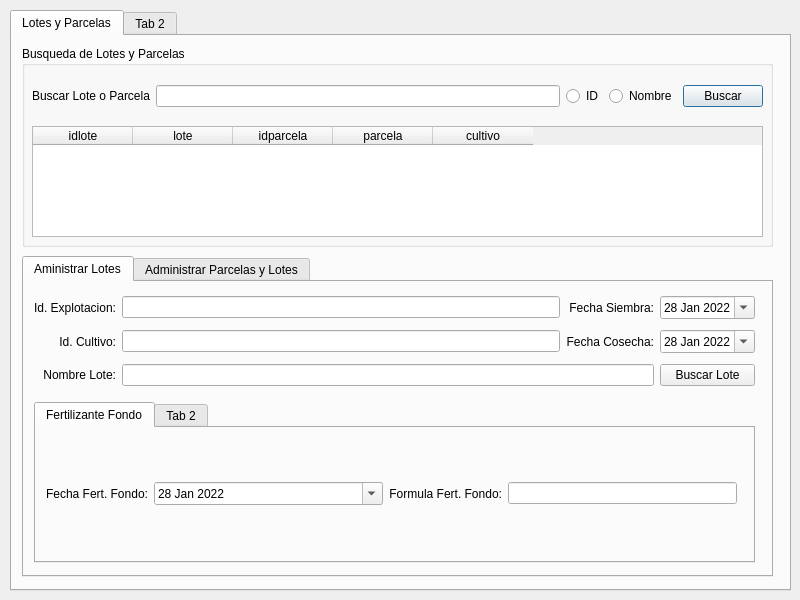
Qt form ui/agrae_main.ui (franciscocontreras93/agrae) before a commit.
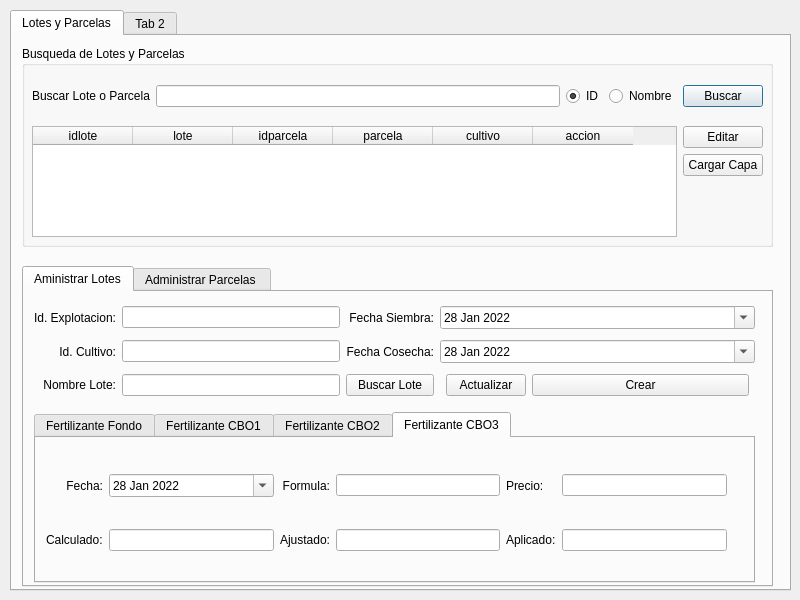
The same form after that commit.

What changed in the file:
```diff
--- a/ui/agrae_main.ui
+++ b/ui/agrae_main.ui
@@ -70,19 +70,18 @@
       </property>
       <layout class="QGridLayout" name="gridLayout" columnstretch="0,2,0,0,0">
        <item row="0" column="2">
-        <widget class="QRadioButton" name="radioButton">
+        <widget class="QRadioButton" name="radio_id">
          <property name="text">
           <string>ID</string>
          </property>
-        </widget>
-       </item>
-       <item row="0" column="3">
-        <widget class="QRadioButton" name="radioButton_2">
-         <property name="text">
-          <string>Nombre</string>
+         <property name="checked">
+          <bool>true</bool>
          </property>
         </widget>
        </item>
+       <item row="0" column="1">
+        <widget class="QLineEdit" name="line_buscar"/>
+       </item>
        <item row="0" column="0">
         <widget class="QLabel" name="label">
          <property name="text">
@@ -90,19 +89,23 @@
          </property>
         </widget>
        </item>
-       <item row="0" column="1">
-        <widget class="QLineEdit" name="lineEdit"/>
-       </item>
        <item row="0" column="4">
-        <widget class="QPushButton" name="pushButton">
+        <widget class="QPushButton" name="btn_buscar1">
          <property name="text">
           <string>Buscar</string>
          </property>
         </widget>
        </item>
+       <item row="0" column="3">
+        <widget class="QRadioButton" name="radio_nombre">
+         <property name="text">
+          <string>Nombre</string>
+         </property>
+        </widget>
+       </item>
       </layout>
      </widget>
-     <widget class="QWidget" name="verticalLayoutWidget">
+     <widget class="QWidget" name="gridLayoutWidget_4">
       <property name="geometry">
        <rect>
         <x>10</x>
@@ -111,8 +114,8 @@
         <height>111</height>
        </rect>
       </property>
-      <layout class="QVBoxLayout" name="verticalLayout">
-       <item>
+      <layout class="QGridLayout" name="gridLayout_4" rowstretch="0,0,0" columnstretch="2,0">
+       <item row="0" column="0" rowspan="3">
         <widget class="QTableWidget" name="tableWidget">
          <column>
           <property name="text">
@@ -139,6 +142,25 @@
            <string>cultivo</string>
           </property>
          </column>
+         <column>
+          <property name="text">
+           <string>accion</string>
+          </property>
+         </column>
+        </widget>
+       </item>
+       <item row="0" column="1">
+        <widget class="QPushButton" name="pushButton">
+         <property name="text">
+          <string>Editar</string>
+         </property>
+        </widget>
+       </item>
+       <item row="1" column="1">
+        <widget class="QPushButton" name="pushButton_3">
+         <property name="text">
+          <string>Cargar Capa</string>
+         </property>
         </widget>
        </item>
       </layout>
@@ -148,7 +170,7 @@
      <property name="geometry">
       <rect>
        <x>10</x>
-       <y>220</y>
+       <y>230</y>
        <width>751</width>
        <height>321</height>
       </rect>
@@ -169,15 +191,38 @@
          <height>103</height>
         </rect>
        </property>
-       <layout class="QGridLayout" name="gridLayout_2" columnstretch="0,0,0,0">
+       <layout class="QGridLayout" name="gridLayout_2" columnstretch="0,1,0,0,0,1,0">
         <property name="sizeConstraint">
          <enum>QLayout::SetDefaultConstraint</enum>
         </property>
+        <item row="1" column="2">
+         <widget class="QLabel" name="label_6">
+          <property name="layoutDirection">
+           <enum>Qt::LeftToRight</enum>
+          </property>
+          <property name="text">
+           <string>Fecha Cosecha:</string>
+          </property>
+          <property name="alignment">
+           <set>Qt::AlignRight|Qt::AlignTrailing|Qt::AlignVCenter</set>
+          </property>
+         </widget>
+        </item>
+        <item row="2" column="2">
+         <widget class="QPushButton" name="btn_buscar2">
+          <property name="text">
+           <string>Buscar Lote</string>
+          </property>
+         </widget>
+        </item>
+        <item row="2" column="1">
+         <widget class="QLineEdit" name="cl_name_lote"/>
+        </item>
         <item row="1" column="1">
-         <widget class="QLineEdit" name="lineEdit_3"/>
+         <widget class="QLineEdit" name="cl_id_cultivo"/>
         </item>
         <item row="0" column="1">
-         <widget class="QLineEdit" name="cl_id_exp"/>
+         <widget class="QLineEdit" name="cl_id_explotacion"/>
         </item>
         <item row="0" column="0">
          <widget class="QLabel" name="label_2">
@@ -192,86 +237,6 @@
           </property>
          </widget>
         </item>
-        <item row="0" column="2">
-         <widget class="QLabel" name="label_5">
-          <property name="layoutDirection">
-           <enum>Qt::LeftToRight</enum>
-          </property>
-          <property name="text">
-           <string>Fecha Siembra:</string>
-          </property>
-          <property name="alignment">
-           <set>Qt::AlignRight|Qt::AlignTrailing|Qt::AlignVCenter</set>
-          </property>
-         </widget>
-        </item>
-        <item row="0" column="3">
-         <widget class="QDateEdit" name="cl_date_siembra">
-          <property name="dateTime">
-           <datetime>
-            <hour>0</hour>
-            <minute>0</minute>
-            <second>0</second>
-            <year>2022</year>
-            <month>1</month>
-            <day>28</day>
-           </datetime>
-          </property>
-          <property name="minimumDate">
-           <date>
-            <year>1960</year>
-            <month>9</month>
-            <day>14</day>
-           </date>
-          </property>
-          <property name="currentSection">
-           <enum>QDateTimeEdit::DaySection</enum>
-          </property>
-          <property name="calendarPopup">
-           <bool>true</bool>
-          </property>
-         </widget>
-        </item>
-        <item row="1" column="2">
-         <widget class="QLabel" name="label_6">
-          <property name="layoutDirection">
-           <enum>Qt::LeftToRight</enum>
-          </property>
-          <property name="text">
-           <string>Fecha Cosecha:</string>
-          </property>
-          <property name="alignment">
-           <set>Qt::AlignRight|Qt::AlignTrailing|Qt::AlignVCenter</set>
-          </property>
-         </widget>
-        </item>
-        <item row="1" column="3">
-         <widget class="QDateEdit" name="cl_date_cosecha">
-          <property name="dateTime">
-           <datetime>
-            <hour>0</hour>
-            <minute>0</minute>
-            <second>0</second>
-            <year>2022</year>
-            <month>1</month>
-            <day>28</day>
-           </datetime>
-          </property>
-          <property name="minimumDate">
-           <date>
-            <year>1960</year>
-            <month>9</month>
-            <day>14</day>
-           </date>
-          </property>
-          <property name="currentSection">
-           <enum>QDateTimeEdit::DaySection</enum>
-          </property>
-          <property name="calendarPopup">
-           <bool>true</bool>
-          </property>
-         </widget>
-        </item>
         <item row="2" column="0">
          <widget class="QLabel" name="label_4">
           <property name="layoutDirection">
@@ -298,13 +263,84 @@
           </property>
          </widget>
         </item>
-        <item row="2" column="1" colspan="2">
-         <widget class="QLineEdit" name="cl_name_lote"/>
+        <item row="0" column="2">
+         <widget class="QLabel" name="label_5">
+          <property name="layoutDirection">
+           <enum>Qt::LeftToRight</enum>
+          </property>
+          <property name="text">
+           <string>Fecha Siembra:</string>
+          </property>
+          <property name="alignment">
+           <set>Qt::AlignRight|Qt::AlignTrailing|Qt::AlignVCenter</set>
+          </property>
+         </widget>
         </item>
-        <item row="2" column="3">
-         <widget class="QPushButton" name="pushButton_2">
+        <item row="2" column="4">
+         <widget class="QPushButton" name="btn_actualizar">
           <property name="text">
-           <string>Buscar Lote</string>
+           <string>Actualizar</string>
+          </property>
+         </widget>
+        </item>
+        <item row="1" column="3" colspan="4">
+         <widget class="QDateEdit" name="cl_date_cosecha">
+          <property name="dateTime">
+           <datetime>
+            <hour>0</hour>
+            <minute>0</minute>
+            <second>0</second>
+            <year>2022</year>
+            <month>1</month>
+            <day>28</day>
+           </datetime>
+          </property>
+          <property name="minimumDate">
+           <date>
+            <year>1960</year>
+            <month>9</month>
+            <day>14</day>
+           </date>
+          </property>
+          <property name="currentSection">
+           <enum>QDateTimeEdit::DaySection</enum>
+          </property>
+          <property name="calendarPopup">
+           <bool>true</bool>
+          </property>
+         </widget>
+        </item>
+        <item row="0" column="3" colspan="4">
+         <widget class="QDateEdit" name="cl_date_siembra">
+          <property name="dateTime">
+           <datetime>
+            <hour>0</hour>
+            <minute>0</minute>
+            <second>0</second>
+            <year>2022</year>
+            <month>1</month>
+            <day>28</day>
+           </datetime>
+          </property>
+          <property name="minimumDate">
+           <date>
+            <year>1960</year>
+            <month>9</month>
+            <day>14</day>
+           </date>
+          </property>
+          <property name="currentSection">
+           <enum>QDateTimeEdit::DaySection</enum>
+          </property>
+          <property name="calendarPopup">
+           <bool>true</bool>
+          </property>
+         </widget>
+        </item>
+        <item row="2" column="5">
+         <widget class="QPushButton" name="btn_crear">
+          <property name="text">
+           <string>Crear</string>
           </property>
          </widget>
         </item>
@@ -316,9 +352,18 @@
          <x>10</x>
          <y>120</y>
          <width>721</width>
-         <height>161</height>
+         <height>171</height>
         </rect>
        </property>
+       <property name="tabPosition">
+        <enum>QTabWidget::North</enum>
+       </property>
+       <property name="tabShape">
+        <enum>QTabWidget::Rounded</enum>
+       </property>
+       <property name="currentIndex">
+        <number>3</number>
+       </property>
        <widget class="QWidget" name="tab">
         <attribute name="title">
          <string>Fertilizante Fondo</string>
@@ -328,34 +373,34 @@
           <rect>
            <x>10</x>
            <y>10</y>
-           <width>691</width>
-           <height>111</height>
+           <width>681</width>
+           <height>131</height>
           </rect>
          </property>
-         <layout class="QGridLayout" name="gridLayout_3" columnstretch="0,1,0,1">
+         <layout class="QGridLayout" name="gridLayout_3" columnstretch="0,0,0,0,0,0,0,0">
           <property name="sizeConstraint">
            <enum>QLayout::SetDefaultConstraint</enum>
           </property>
-          <item row="0" column="0">
-           <widget class="QLabel" name="label_13">
-            <property name="layoutDirection">
-             <enum>Qt::LeftToRight</enum>
-            </property>
-            <property name="text">
-             <string>Fecha Fert. Fondo:</string>
-            </property>
-            <property name="alignment">
-             <set>Qt::AlignRight|Qt::AlignTrailing|Qt::AlignVCenter</set>
-            </property>
-           </widget>
-          </item>
           <item row="0" column="2">
            <widget class="QLabel" name="label_12">
             <property name="layoutDirection">
              <enum>Qt::LeftToRight</enum>
             </property>
             <property name="text">
-             <string>Formula Fert. Fondo:</string>
+             <string>Formula:</string>
+            </property>
+            <property name="alignment">
+             <set>Qt::AlignRight|Qt::AlignTrailing|Qt::AlignVCenter</set>
+            </property>
+           </widget>
+          </item>
+          <item row="0" column="0">
+           <widget class="QLabel" name="label_13">
+            <property name="layoutDirection">
+             <enum>Qt::LeftToRight</enum>
+            </property>
+            <property name="text">
+             <string>Fecha:</string>
             </property>
             <property name="alignment">
              <set>Qt::AlignRight|Qt::AlignTrailing|Qt::AlignVCenter</set>
@@ -363,7 +408,7 @@
            </widget>
           </item>
           <item row="0" column="1">
-           <widget class="QDateEdit" name="dateEdit_6">
+           <widget class="QDateEdit" name="date_fondo">
             <property name="dateTime">
              <datetime>
               <hour>0</hour>
@@ -389,22 +434,405 @@
             </property>
            </widget>
           </item>
+          <item row="0" column="5">
+           <widget class="QLineEdit" name="line_fondo_precio"/>
+          </item>
           <item row="0" column="3">
-           <widget class="QLineEdit" name="lineEdit_5"/>
+           <widget class="QLineEdit" name="line_fondo_formula"/>
+          </item>
+          <item row="0" column="4">
+           <widget class="QLabel" name="label_7">
+            <property name="text">
+             <string>Precio:</string>
+            </property>
+           </widget>
+          </item>
+          <item row="1" column="0">
+           <widget class="QLabel" name="label_8">
+            <property name="text">
+             <string>Calculado:</string>
+            </property>
+           </widget>
+          </item>
+          <item row="1" column="1">
+           <widget class="QLineEdit" name="line_fondo_calculado"/>
+          </item>
+          <item row="1" column="2">
+           <widget class="QLabel" name="label_9">
+            <property name="text">
+             <string>Ajustado:</string>
+            </property>
+           </widget>
+          </item>
+          <item row="1" column="3">
+           <widget class="QLineEdit" name="line_fondo_ajustado"/>
+          </item>
+          <item row="1" column="4">
+           <widget class="QLabel" name="label_10">
+            <property name="text">
+             <string>Aplicado:</string>
+            </property>
+           </widget>
+          </item>
+          <item row="1" column="5">
+           <widget class="QLineEdit" name="line_fondo_aplicado"/>
           </item>
          </layout>
         </widget>
        </widget>
        <widget class="QWidget" name="tab_3">
         <attribute name="title">
-         <string>Tab 2</string>
+         <string>Fertilizante CBO1</string>
         </attribute>
+        <widget class="QWidget" name="gridLayoutWidget_5">
+         <property name="geometry">
+          <rect>
+           <x>10</x>
+           <y>10</y>
+           <width>681</width>
+           <height>131</height>
+          </rect>
+         </property>
+         <layout class="QGridLayout" name="gridLayout_5" columnstretch="0,0,0,0,0,0">
+          <property name="sizeConstraint">
+           <enum>QLayout::SetDefaultConstraint</enum>
+          </property>
+          <item row="0" column="2">
+           <widget class="QLabel" name="label_14">
+            <property name="layoutDirection">
+             <enum>Qt::LeftToRight</enum>
+            </property>
+            <property name="text">
+             <string>Formula:</string>
+            </property>
+            <property name="alignment">
+             <set>Qt::AlignRight|Qt::AlignTrailing|Qt::AlignVCenter</set>
+            </property>
+           </widget>
+          </item>
+          <item row="0" column="0">
+           <widget class="QLabel" name="label_15">
+            <property name="layoutDirection">
+             <enum>Qt::LeftToRight</enum>
+            </property>
+            <property name="text">
+             <string>Fecha:</string>
+            </property>
+            <property name="alignment">
+             <set>Qt::AlignRight|Qt::AlignTrailing|Qt::AlignVCenter</set>
+            </property>
+           </widget>
+          </item>
+          <item row="0" column="1">
+           <widget class="QDateEdit" name="date_cbo">
+            <property name="dateTime">
+             <datetime>
+              <hour>0</hour>
+              <minute>0</minute>
+              <second>0</second>
+              <year>2022</year>
+              <month>1</month>
+              <day>28</day>
+             </datetime>
+            </property>
+            <property name="minimumDate">
+             <date>
+              <year>1960</year>
+              <month>9</month>
+              <day>14</day>
+             </date>
+            </property>
+            <property name="currentSection">
+             <enum>QDateTimeEdit::DaySection</enum>
+            </property>
+            <property name="calendarPopup">
+             <bool>true</bool>
+            </property>
+           </widget>
+          </item>
+          <item row="0" column="5">
+           <widget class="QLineEdit" name="line_cbo_precio"/>
+          </item>
+          <item row="0" column="3">
+           <widget class="QLineEdit" name="line_cbo_formula"/>
+          </item>
+          <item row="0" column="4">
+           <widget class="QLabel" name="label_11">
+            <property name="text">
+             <string>Precio:</string>
+            </property>
+           </widget>
+          </item>
+          <item row="1" column="0">
+           <widget class="QLabel" name="label_16">
+            <property name="text">
+             <string>Calculado:</string>
+            </property>
+           </widget>
+          </item>
+          <item row="1" column="1">
+           <widget class="QLineEdit" name="line_cbo_calculado"/>
+          </item>
+          <item row="1" column="2">
+           <widget class="QLabel" name="label_17">
+            <property name="text">
+             <string>Ajustado:</string>
+            </property>
+           </widget>
+          </item>
+          <item row="1" column="3">
+           <widget class="QLineEdit" name="line_cbo_ajustado"/>
+          </item>
+          <item row="1" column="4">
+           <widget class="QLabel" name="label_18">
+            <property name="text">
+             <string>Aplicado:</string>
+            </property>
+           </widget>
+          </item>
+          <item row="1" column="5">
+           <widget class="QLineEdit" name="line_cbo_aplicado"/>
+          </item>
+         </layout>
+        </widget>
+       </widget>
+       <widget class="QWidget" name="tab_4">
+        <attribute name="title">
+         <string>Fertilizante CBO2</string>
+        </attribute>
+        <widget class="QWidget" name="gridLayoutWidget_6">
+         <property name="geometry">
+          <rect>
+           <x>10</x>
+           <y>10</y>
+           <width>681</width>
+           <height>131</height>
+          </rect>
+         </property>
+         <layout class="QGridLayout" name="gridLayout_6" columnstretch="0,0,0,0,0,0">
+          <property name="sizeConstraint">
+           <enum>QLayout::SetDefaultConstraint</enum>
+          </property>
+          <item row="0" column="2">
+           <widget class="QLabel" name="label_19">
+            <property name="layoutDirection">
+             <enum>Qt::LeftToRight</enum>
+            </property>
+            <property name="text">
+             <string>Formula:</string>
+            </property>
+            <property name="alignment">
+             <set>Qt::AlignRight|Qt::AlignTrailing|Qt::AlignVCenter</set>
+            </property>
+           </widget>
+          </item>
+          <item row="0" column="0">
+           <widget class="QLabel" name="label_20">
+            <property name="layoutDirection">
+             <enum>Qt::LeftToRight</enum>
+            </property>
+            <property name="text">
+             <string>Fecha:</string>
+            </property>
+            <property name="alignment">
+             <set>Qt::AlignRight|Qt::AlignTrailing|Qt::AlignVCenter</set>
+            </property>
+           </widget>
+          </item>
+          <item row="0" column="1">
+           <widget class="QDateEdit" name="date_cbo_2">
+            <property name="dateTime">
+             <datetime>
+              <hour>0</hour>
+              <minute>0</minute>
+              <second>0</second>
+              <year>2022</year>
+              <month>1</month>
+              <day>28</day>
+             </datetime>
+            </property>
+            <property name="minimumDate">
+             <date>
+              <year>1960</year>
+              <month>9</month>
+              <day>14</day>
+             </date>
+            </property>
+            <property name="currentSection">
+             <enum>QDateTimeEdit::DaySection</enum>
+            </property>
+            <property name="calendarPopup">
+             <bool>true</bool>
+            </property>
+           </widget>
+          </item>
+          <item row="0" column="5">
+           <widget class="QLineEdit" name="line_cbo_precio_2"/>
+          </item>
+          <item row="0" column="3">
+           <widget class="QLineEdit" name="line_cbo_formula_2"/>
+          </item>
+          <item row="0" column="4">
+           <widget class="QLabel" name="label_21">
+            <property name="text">
+             <string>Precio:</string>
+            </property>
+           </widget>
+          </item>
+          <item row="1" column="0">
+           <widget class="QLabel" name="label_22">
+            <property name="text">
+             <string>Calculado:</string>
+            </property>
+           </widget>
+          </item>
+          <item row="1" column="1">
+           <widget class="QLineEdit" name="line_cbo_calculado_2"/>
+          </item>
+          <item row="1" column="2">
+           <widget class="QLabel" name="label_23">
+            <property name="text">
+             <string>Ajustado:</string>
+            </property>
+           </widget>
+          </item>
+          <item row="1" column="3">
+           <widget class="QLineEdit" name="line_cbo_ajustado_2"/>
+          </item>
+          <item row="1" column="4">
+           <widget class="QLabel" name="label_24">
+            <property name="text">
+             <string>Aplicado:</string>
+            </property>
+           </widget>
+          </item>
+          <item row="1" column="5">
+           <widget class="QLineEdit" name="line_cbo_aplicado_2"/>
+          </item>
+         </layout>
+        </widget>
+       </widget>
+       <widget class="QWidget" name="tab_5">
+        <attribute name="title">
+         <string>Fertilizante CBO3</string>
+        </attribute>
+        <widget class="QWidget" name="gridLayoutWidget_7">
+         <property name="geometry">
+          <rect>
+           <x>10</x>
+           <y>10</y>
+           <width>681</width>
+           <height>131</height>
+          </rect>
+         </property>
+         <layout class="QGridLayout" name="gridLayout_7" columnstretch="0,0,0,0,0,0">
+          <property name="sizeConstraint">
+           <enum>QLayout::SetDefaultConstraint</enum>
+          </property>
+          <item row="0" column="2">
+           <widget class="QLabel" name="label_25">
+            <property name="layoutDirection">
+             <enum>Qt::LeftToRight</enum>
+            </property>
+            <property name="text">
+             <string>Formula:</string>
+            </property>
+            <property name="alignment">
+             <set>Qt::AlignRight|Qt::AlignTrailing|Qt::AlignVCenter</set>
+            </property>
+           </widget>
+          </item>
+          <item row="0" column="0">
+           <widget class="QLabel" name="label_26">
+            <property name="layoutDirection">
+             <enum>Qt::LeftToRight</enum>
+            </property>
+            <property name="text">
+             <string>Fecha:</string>
+            </property>
+            <property name="alignment">
+             <set>Qt::AlignRight|Qt::AlignTrailing|Qt::AlignVCenter</set>
+            </property>
+           </widget>
+          </item>
+          <item row="0" column="1">
+           <widget class="QDateEdit" name="date_cbo_3">
+            <property name="dateTime">
+             <datetime>
+              <hour>0</hour>
+              <minute>0</minute>
+              <second>0</second>
+              <year>2022</year>
+              <month>1</month>
+              <day>28</day>
+             </datetime>
+            </property>
+            <property name="minimumDate">
+             <date>
+              <year>1960</year>
+              <month>9</month>
+              <day>14</day>
+             </date>
+            </property>
+            <property name="currentSection">
+             <enum>QDateTimeEdit::DaySection</enum>
+            </property>
+            <property name="calendarPopup">
+             <bool>true</bool>
+            </property>
+           </widget>
+          </item>
+          <item row="0" column="5">
+           <widget class="QLineEdit" name="line_cbo_precio_3"/>
+          </item>
+          <item row="0" column="3">
+           <widget class="QLineEdit" name="line_cbo_formula_3"/>
+          </item>
+          <item row="0" column="4">
+           <widget class="QLabel" name="label_27">
+            <property name="text">
+             <string>Precio:</string>
+            </property>
+           </widget>
+          </item>
+          <item row="1" column="0">
+           <widget class="QLabel" name="label_28">
+            <property name="text">
+             <string>Calculado:</string>
+            </property>
+           </widget>
+          </item>
+          <item row="1" column="1">
+           <widget class="QLineEdit" name="line_cbo_calculado_3"/>
+          </item>
+          <item row="1" column="2">
+           <widget class="QLabel" name="label_29">
+            <property name="text">
+             <string>Ajustado:</string>
+            </property>
+           </widget>
+          </item>
+          <item row="1" column="3">
+           <widget class="QLineEdit" name="line_cbo_ajustado_3"/>
+          </item>
+          <item row="1" column="4">
+           <widget class="QLabel" name="label_30">
+            <property name="text">
+             <string>Aplicado:</string>
+            </property>
+           </widget>
+          </item>
+          <item row="1" column="5">
+           <widget class="QLineEdit" name="line_cbo_aplicado_3"/>
+          </item>
+         </layout>
+        </widget>
        </widget>
       </widget>
      </widget>
      <widget class="QWidget" name="tab_admin_pl">
       <attribute name="title">
-       <string>Administrar Parcelas y Lotes</string>
+       <string>Administrar Parcelas </string>
       </attribute>
      </widget>
     </widget>
```
Left out of the diff: 44 changed lines with no effect on the pictures.
